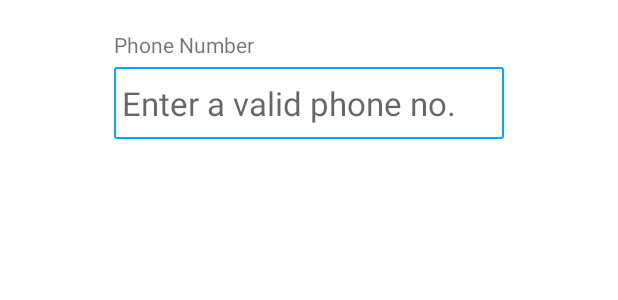
After one commit to 2tanayk/KBlock, an Android app: the layout dialog_add_number.xml on its own in the app's theme, with its tools: preview values and no code run, on a phone screen of 412 x 824 dp. The commit adds this screen. Shown: the top 300 px of the screen. Run offline under Robolectric (Android 15) with nearby library versions, the phone set to English and light mode, and no system bars.

Commit message:
feat: add dialog to input extra nos. to block

```diff
--- /dev/null
+++ b/app/src/main/res/drawable/edit_text_border.xml
@@ -0,0 +1,16 @@
+<?xml version="1.0" encoding="utf-8"?>
+<shape
+    xmlns:android="http://schemas.android.com/apk/res/android"
+    android:shape="rectangle">
+    <solid
+        android:color="@android:color/transparent"/>
+
+    <corners
+        android:bottomRightRadius="1dp"
+        android:bottomLeftRadius="1dp"
+        android:topLeftRadius="1dp"
+        android:topRightRadius="1dp"/>
+    <stroke
+        android:color="@color/deep_sky_blue"
+        android:width="1dp"/>
+</shape>
--- /dev/null
+++ b/app/src/main/res/layout/dialog_add_number.xml
@@ -0,0 +1,37 @@
+<?xml version="1.0" encoding="utf-8"?>
+<androidx.constraintlayout.widget.ConstraintLayout xmlns:android="http://schemas.android.com/apk/res/android"
+    xmlns:app="http://schemas.android.com/apk/res-auto"
+    xmlns:tools="http://schemas.android.com/tools"
+    android:layout_width="match_parent"
+    android:layout_height="wrap_content"
+    android:padding="20dp">
+
+    <TextView
+        android:id="@+id/textView"
+        android:layout_width="0dp"
+        android:layout_height="wrap_content"
+        android:layout_marginBottom="5dp"
+        android:text="Phone Number"
+        android:textAppearance="@style/TextAppearance.AppCompat.Small"
+        app:layout_constraintBottom_toTopOf="@+id/phone_number_edit_text"
+        app:layout_constraintEnd_toEndOf="@+id/phone_number_edit_text"
+        app:layout_constraintStart_toStartOf="@+id/phone_number_edit_text" />
+
+    <EditText
+        android:id="@+id/phone_number_edit_text"
+        android:layout_width="wrap_content"
+        android:layout_height="wrap_content"
+        android:background="@drawable/edit_text_border"
+        android:ems="10"
+        android:inputType="phone"
+        android:minHeight="48dp"
+        android:hint="Enter a valid phone no."
+        android:padding="5dp"
+        android:textAppearance="@style/TextAppearance.AppCompat.Large"
+        app:layout_constraintBottom_toBottomOf="parent"
+        app:layout_constraintEnd_toEndOf="parent"
+        app:layout_constraintHorizontal_bias="0.502"
+        app:layout_constraintStart_toStartOf="parent"
+        app:layout_constraintTop_toTopOf="parent"
+        tools:ignore="SpeakableTextPresentCheck" />
+</androidx.constraintlayout.widget.ConstraintLayout>
```
Also changed, not shown: app/src/main/java/com/kamathtanay/kblock/ui/mainscreen/MainActivity.kt (+23 -1 lines), app/src/main/java/com/kamathtanay/kblock/ui/mainscreen/blockedtab/BlockedContactsFragment.kt (+14 -1 lines), app/src/main/java/com/kamathtanay/kblock/ui/mainscreen/blockedtab/dialog/AddNumberDialog.kt (added, +50 -0 lines).
